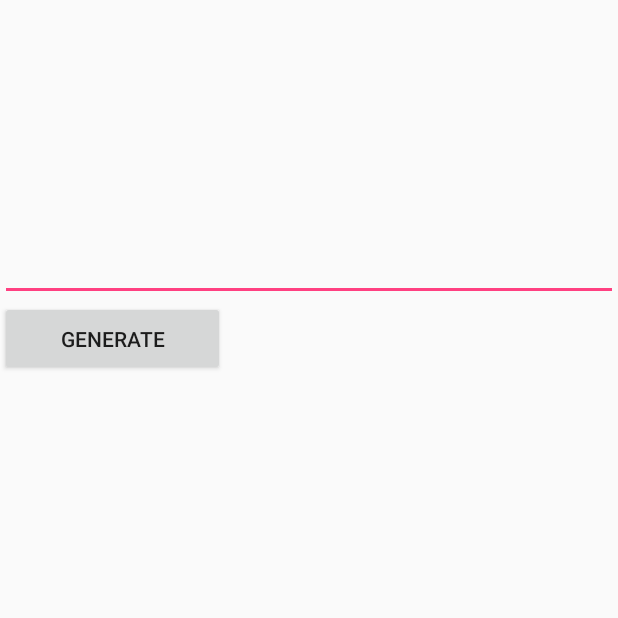
After one commit to CozzalIT/gitAplikasiRandom, an Android app: the RandomDadu screen opened directly, with no data from a screen before it, on a phone screen of 412 x 824 dp, the top half of it. The commit adds this screen. Run offline under Robolectric (Android 15) with nearby library versions, the phone set to English and light mode, and no system bars.

Commit message:
Penambahan code di Dice

```diff
--- a/app/src/main/AndroidManifest.xml
+++ b/app/src/main/AndroidManifest.xml
@@ -31,6 +31,10 @@
                 <category android:name="android.intent.category.LAUNCHER" />
             </intent-filter>
         </activity>
+        <activity
+            android:name=".RandomDadu"
+            android:label="@string/title_activity_random_dadu"
+            android:theme="@style/AppTheme.NoActionBar"></activity>
     </application>
 
 </manifest>
--- a/app/src/main/java/com/example/cozzal/aplikasirandom/MainActivity.java
+++ b/app/src/main/java/com/example/cozzal/aplikasirandom/MainActivity.java
@@ -18,4 +18,9 @@ public class MainActivity extends AppCompatActivity {
         startActivity(intent);
     }
 
+    public void rDice(View viem){
+        Intent intent = new Intent(MainActivity.this, RandomDadu.class);
+        startActivity(intent);
+    }
+
 }
--- /dev/null
+++ b/app/src/main/java/com/example/cozzal/aplikasirandom/RandomDadu.java
@@ -0,0 +1,28 @@
+package com.example.cozzal.aplikasirandom;
+
+import android.os.Bundle;
+import android.support.design.widget.FloatingActionButton;
+import android.support.design.widget.Snackbar;
+import android.support.v7.app.AppCompatActivity;
+import android.support.v7.widget.Toolbar;
+import android.view.View;
+import android.widget.EditText;
+import android.widget.TextView;
+
+public class RandomDadu extends AppCompatActivity {
+    EditText etDice;
+
+    @Override
+    protected void onCreate(Bundle savedInstanceState) {
+        super.onCreate(savedInstanceState);
+        setContentView(R.layout.activity_random_dadu);
+    }
+
+    public void generateDice(View view){
+
+        int dice = (int)(Math.random()*6) + 1;
+        String hasil = Integer.toString(dice);
+        etDice.setText(hasil);
+    }
+
+}
--- a/app/src/main/res/layout/activity_main.xml
+++ b/app/src/main/res/layout/activity_main.xml
@@ -34,7 +34,8 @@
         android:layout_below="@id/btnRandomTeam"
         android:layout_marginTop="5sp"
         android:layout_centerHorizontal="true"
-        android:text="@string/dice"/>
+        android:text="@string/dice"
+        android:onClick="rDice"/>
 
     <Button
         android:id="@+id/btnRandomNumber"
--- /dev/null
+++ b/app/src/main/res/layout/activity_random_dadu.xml
@@ -0,0 +1,31 @@
+<?xml version="1.0" encoding="utf-8"?>
+<ScrollView xmlns:android="http://schemas.android.com/apk/res/android"
+    xmlns:app="http://schemas.android.com/apk/res-auto"
+    xmlns:tools="http://schemas.android.com/tools"
+    android:layout_width="match_parent"
+    android:layout_height="match_parent"
+    tools:context=".RandomDadu">
+
+    <RelativeLayout
+        android:layout_width="match_parent"
+        android:layout_height="match_parent">
+
+        <EditText
+            android:id="@+id/etDice"
+            android:layout_width="match_parent"
+            android:layout_height="wrap_content"
+            android:layout_marginTop="20sp"
+            android:textColor="@color/colorBlack"
+            android:textSize="120sp"
+            android:editable="false"
+            android:textAlignment="center" />
+        <Button
+            android:layout_width="150sp"
+            android:layout_height="50sp"
+            android:layout_below="@id/etDice"
+            android:onClick="generateDice"
+            android:text="@string/btn_generate" />
+
+
+    </RelativeLayout>
+</ScrollView>
--- a/app/src/main/res/values/strings.xml
+++ b/app/src/main/res/values/strings.xml
@@ -12,4 +12,5 @@
     <string name="number_of_member">Number of Member :</string>
     <string name="list">No data entry!!</string>
     <string name="title_activity_splash_screen">splash_screen</string>
+    <string name="title_activity_random_dadu">RandomDadu</string>
 </resources>
```
Also changed, not shown: app/src/main/res/layout/content_random_dadu.xml (added, +11 -0 lines).
